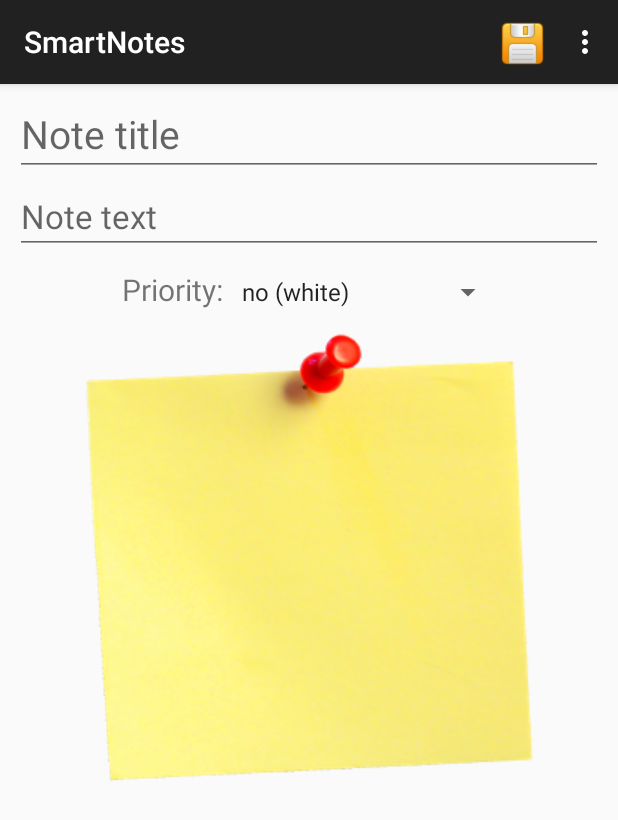
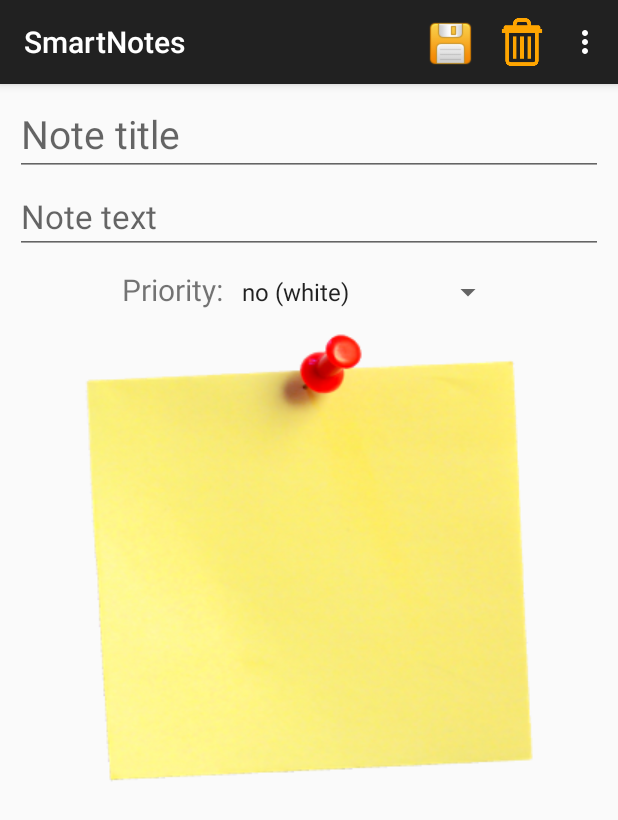
Before and after one commit to amperas17/SmartNotesApp, an Android app: the fragment NoteItemEditFragment placed in its activity, on a phone screen of 412 x 824 dp. Shown: the top 820 px of the screen. Run offline under Robolectric (Android 15) with nearby library versions, the phone set to English and light mode, and no system bars; our stand-ins replace Picasso.

Commit message:
Delete note function was added.

```diff
--- a/app/src/main/java/com/amperas17/smartnotesapp/Note.java
+++ b/app/src/main/java/com/amperas17/smartnotesapp/Note.java
@@ -53,7 +53,8 @@ public class Note implements Parcelable {
     }
 
     public Note(Cursor cursor){
-        mId = cursor.getInt(cursor.getColumnIndex(NoteDBContract.NoteTable._ID));
+        mId = cursor.getInt(cursor
+                .getColumnIndex(NoteDBContract.NoteTable._ID));
         mTitle = cursor.getString(cursor
                 .getColumnIndex(NoteDBContract.NoteTable.COLUMN_TITLE));
         mContent = cursor.getString(cursor
--- /dev/null
+++ b/app/src/main/res/menu/delete_button.xml
@@ -0,0 +1,11 @@
+<?xml version="1.0" encoding="utf-8"?>
+<menu xmlns:android="http://schemas.android.com/apk/res/android"
+    xmlns:app="http://schemas.android.com/apk/res-auto">
+    <item
+        android:id="@+id/btDeleteMenuItem"
+        app:showAsAction="always"
+        android:title="add"
+        android:icon="@drawable/ic_delete"
+        >
+    </item>
+</menu>
```
Also changed, not shown: app/src/main/java/com/amperas17/smartnotesapp/NoteItemEditFragment.java (+19 -1 lines), app/src/main/java/com/amperas17/smartnotesapp/NoteItemShowFragment.java (+29 -4 lines), app/src/main/java/com/amperas17/smartnotesapp/NoteListFragment.java (+17 -10 lines), app/src/main/java/com/amperas17/smartnotesapp/NoteProvider.java (+7 -0 lines), app/src/main/res/drawable/ic_delete.png (added).
